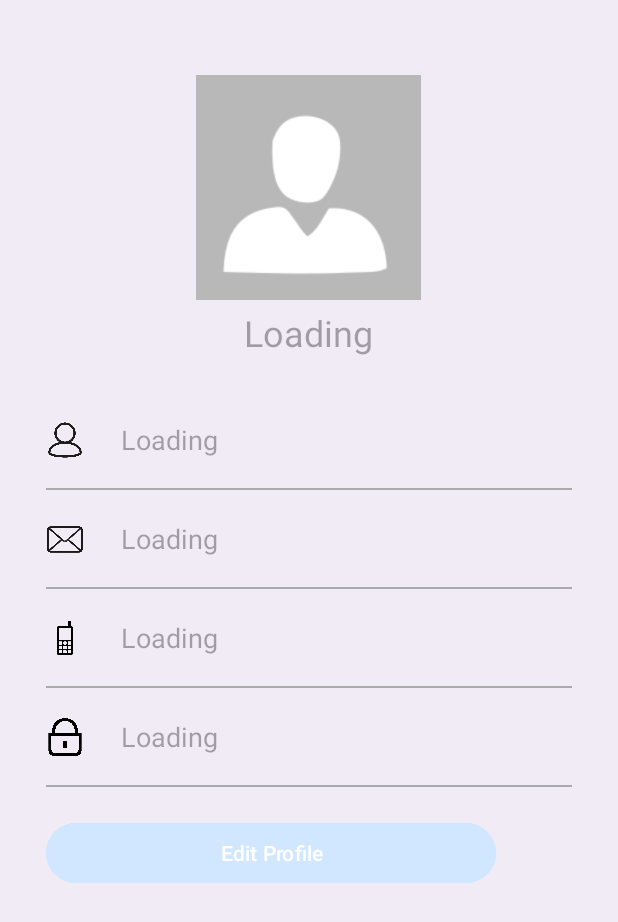
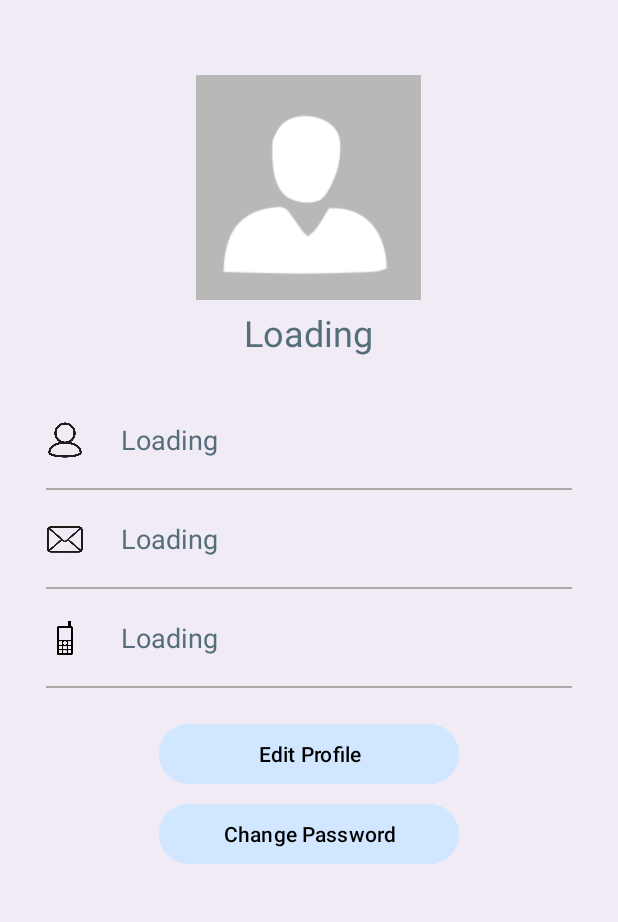
Before and after one commit to Tehilalev/GlowGuide, an Android app: the layout activity_user_profile.xml on its own in the app's theme, with its tools: preview values and no code run, on a phone screen of 412 x 824 dp. Shown: the top 922 px of the screen. Run offline under Robolectric (Android 15) with nearby library versions, the phone set to English and light mode, and no system bars.

Commit message:
edit profile + change password

```diff
--- a/app/src/main/res/layout/activity_user_profile.xml
+++ b/app/src/main/res/layout/activity_user_profile.xml
@@ -27,7 +27,8 @@
                 android:layout_height="150dp"
                 android:layout_centerInParent="true"
                 android:background="@drawable/no_profile_pic"
-                android:contentDescription="@null" />
+                android:contentDescription="@null"
+                tools:ignore="ImageContrastCheck" />
 
             <TextView
                 android:id="@+id/textView_show_welcome"
@@ -38,7 +39,8 @@
                 android:layout_marginTop="5dp"
                 android:hint="@string/loading"
                 android:textAppearance="@style/TextAppearance.AppCompat.Headline"
-                android:textColor="@color/white" />
+                android:textColor="@color/white"
+                android:textColorHint="#546E7A"/>
         </RelativeLayout>
 
         <RelativeLayout
@@ -64,7 +66,8 @@
                 android:layout_marginStart="50dp"
                 android:hint="@string/loading"
                 android:textDirection="ltr"
-                android:textSize="18sp" />
+                android:textSize="18sp"
+                android:textColorHint="#546E7A"/>
 
             <View
                 android:id="@+id/divider_full_name"
@@ -94,6 +97,7 @@
                 android:layout_marginTop="20dp"
                 android:hint="@string/loading"
                 android:textColorLink="@color/white"
+                android:textColorHint="#546E7A"
                 android:textSize="18sp" />
 
             <View
@@ -123,7 +127,8 @@
                 android:layout_marginStart="50dp"
                 android:layout_marginTop="20dp"
                 android:hint="@string/loading"
-                android:textSize="18sp" />
+                android:textSize="18sp"
+                android:textColorHint="#546E7A"/>
 
             <View
                 android:id="@+id/divider_mobile"
@@ -133,43 +138,27 @@
                 android:layout_marginTop="20dp"
                 android:background="@android:color/darker_gray" />
 
-            <!-- password -->
-            <ImageView
-                android:id="@+id/ic_pwd_bw"
-                android:layout_width="25dp"
-                android:layout_height="25dp"
-                android:layout_below="@id/divider_mobile"
+            <Button
+                android:id="@+id/editProfile"
+                android:layout_width="200dp"
+                android:layout_height="wrap_content"
+                android:layout_below="@+id/divider_mobile"
                 android:layout_marginTop="20dp"
-                android:background="@drawable/ic_pwd_bw"
-                android:contentDescription="@null" />
-
-            <TextView
-                android:id="@+id/textView_show_password"
-                android:layout_width="wrap_content"
-                android:layout_height="wrap_content"
-                android:layout_below="@id/divider_mobile"
-                android:layout_alignStart="@+id/ic_pwd_bw"
-                android:layout_marginStart="50dp"
-                android:layout_marginTop="20dp"
-                android:hint="@string/loading"
-                android:textSize="18sp" />
-
-            <View
-                android:id="@+id/divider_password"
-                android:layout_width="match_parent"
-                android:layout_height="1dp"
-                android:layout_below="@+id/textView_show_password"
-                android:layout_marginTop="20dp"
-                android:background="@android:color/darker_gray" />
+                android:layout_centerHorizontal="true"
+                android:backgroundTint="#D0E7FF"
+                android:textColor="#000000"
+                android:text="@string/edit_profile" />
 
             <Button
-                android:id="@+id/editProfile"
-                android:layout_width="300dp"
+                android:id="@+id/changePasswordBtn"
+                android:layout_width="200dp"
                 android:layout_height="wrap_content"
-                android:layout_below="@+id/divider_password"
-                android:layout_marginTop="20dp"
+                android:layout_below="@+id/editProfile"
+                android:layout_marginTop="5dp"
+                android:layout_centerHorizontal="true"
                 android:backgroundTint="#D0E7FF"
-                android:text="@string/edit_profile" />
+                android:textColor="#000000"
+                android:text="@string/change_password" />
 
 
         </RelativeLayout>
--- a/app/src/main/res/values/strings.xml
+++ b/app/src/main/res/values/strings.xml
@@ -31,6 +31,10 @@
     <string name="a" />
     <string name="insert_text_here_to_show_the_button_s_action_and_functionality">Insert text here to show the button\'s action and functionality</string>
     <string name="personal_profile">Personal Profile</string>
+    <string name="change_password">Change Password</string>
+    <string name="current_password">Current Password</string>
+    <string name="new_password">New Password</string>
+    <string name="update_password">Update Password</string>
 
 
 </resources>
```
Also changed, not shown: app/src/main/AndroidManifest.xml (+16 -11 lines), app/src/main/java/com/example/glowguide/ChangePasswordActivity.java (added, +86 -0 lines), app/src/main/java/com/example/glowguide/UserProfileActivity.java (+7 -4 lines), app/src/main/java/com/example/glowguide/editProfile.java (+22 -34 lines), app/src/main/res/layout/activity_change_password.xml (added, +63 -0 lines), app/src/main/res/layout/activity_edit_profile.xml (+0 -11 lines).
